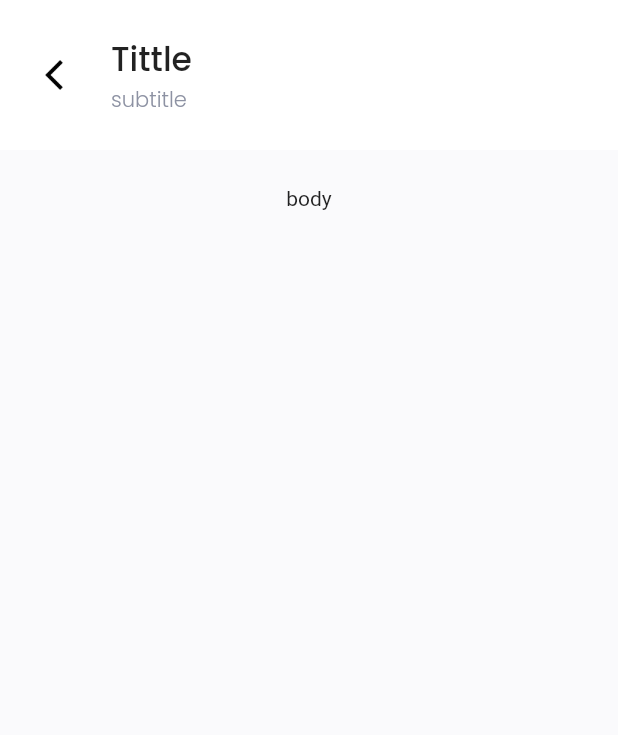
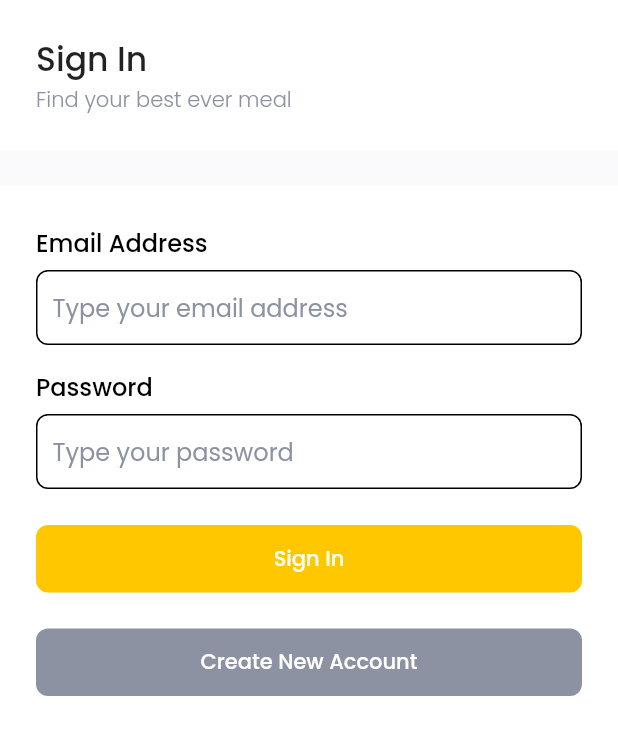
Before and after one commit to fathulaziss/flutter-food-market-app, a Flutter app: the screen it shows after launch, on a phone screen of 412 x 824 dp. Shown: the top 735 px of the screen. Run offline on Flutter 3.47's test engine with Material 2 defaults, Android fonts, the phone set to English and light mode, and no system bars; our stand-ins replace flutter_spinkit, google_fonts, supercharged.

Commit message:
[Muhamad Fathul Azis]
modify general page and adding SignIn page

```diff
--- a/lib/main.dart
+++ b/lib/main.dart
@@ -10,10 +10,7 @@ class MyApp extends StatelessWidget {
   Widget build(BuildContext context) {
     return MaterialApp(
       debugShowCheckedModeBanner: false,
-      home: GeneralPage(
-        onBackButtonPressed: () {},
-        child: Text("body"),
-      ),
+      home: SignInPage(),
     );
   }
 }
--- a/lib/shared/theme.dart
+++ b/lib/shared/theme.dart
@@ -4,5 +4,10 @@ Color mainColor = "FFC700".toColor();
 Color greyColor = "8D92A3".toColor();
 
 TextStyle greyFontStyle = GoogleFonts.poppins().copyWith(color: greyColor);
+TextStyle blackFontStyle1 = GoogleFonts.poppins()
+    .copyWith(color: Colors.black, fontSize: 22, fontWeight: FontWeight.w500);
+TextStyle blackFontStyle2 = GoogleFonts.poppins()
+    .copyWith(color: Colors.black, fontSize: 16, fontWeight: FontWeight.w500);
+TextStyle blackFontStyle3 = GoogleFonts.poppins().copyWith(color: Colors.black);
 
 const double defaultMargin = 24;
--- a/lib/ui/pages/general_page.dart
+++ b/lib/ui/pages/general_page.dart
@@ -24,7 +24,7 @@ class GeneralPage extends StatelessWidget {
           ),
           SafeArea(
               child: Container(
-            color: backColor ?? "FAFAFC".toColor(),
+            color: backColor ?? Colors.white,
           )),
           SafeArea(
             child: ListView(
@@ -32,7 +32,6 @@ class GeneralPage extends StatelessWidget {
                 Column(
                   children: [
                     Container(
-                      margin: EdgeInsets.only(bottom: defaultMargin),
                       padding: EdgeInsets.symmetric(horizontal: defaultMargin),
                       width: double.infinity,
                       height: 100,
@@ -70,6 +69,11 @@ class GeneralPage extends StatelessWidget {
                         ],
                       ),
                     ),
+                    Container(
+                      height: defaultMargin,
+                      width: double.infinity,
+                      color: "FAFAFC".toColor(),
+                    ),
                     child ?? SizedBox()
                   ],
                 ),
--- a/lib/ui/pages/pages.dart
+++ b/lib/ui/pages/pages.dart
@@ -1,7 +1,9 @@
 import 'package:flutter/cupertino.dart';
 import 'package:flutter/material.dart';
 import 'package:flutter_food_market_app/shared/shared.dart';
+import 'package:flutter_spinkit/flutter_spinkit.dart';
 import 'package:google_fonts/google_fonts.dart';
 import 'package:supercharged/supercharged.dart';
 
 part 'general_page.dart';
+part 'sign_in_page.dart';
--- /dev/null
+++ b/lib/ui/pages/sign_in_page.dart
@@ -0,0 +1,121 @@
+part of 'pages.dart';
+
+class SignInPage extends StatefulWidget {
+  @override
+  _SignInPageState createState() => _SignInPageState();
+}
+
+class _SignInPageState extends State<SignInPage> {
+  @override
+  Widget build(BuildContext context) {
+    TextEditingController emailController = TextEditingController();
+    TextEditingController passwordController = TextEditingController();
+    bool isLoading = false;
+
+    return GeneralPage(
+      title: 'Sign In',
+      subtitle: "Find your best ever meal",
+      child: Column(
+        crossAxisAlignment: CrossAxisAlignment.start,
+        children: [
+          Container(
+            margin: EdgeInsets.fromLTRB(defaultMargin, 26, defaultMargin, 6),
+            child: Text(
+              "Email Address",
+              style: blackFontStyle2,
+            ),
+          ),
+          Container(
+            width: double.infinity,
+            margin: EdgeInsets.symmetric(
+                horizontal:
+                    defaultMargin), //margin utk memberi batas container dg layar hp
+            padding: EdgeInsets.symmetric(
+                horizontal:
+                    10), // padding utk memberi batas text input dg batas container
+            decoration: BoxDecoration(
+                borderRadius: BorderRadius.circular(8),
+                border: Border.all(color: Colors.black)),
+            child: TextField(
+              controller: emailController,
+              decoration: InputDecoration(
+                  border: InputBorder.none,
+                  hintStyle: greyFontStyle,
+                  hintText: 'Type your email address'),
+            ),
+          ),
+          Container(
+            margin: EdgeInsets.fromLTRB(defaultMargin, 16, defaultMargin, 6),
+            child: Text(
+              "Password",
+              style: blackFontStyle2,
+            ),
+          ),
+          Container(
+            width: double.infinity,
+            margin: EdgeInsets.symmetric(
+                horizontal:
+                    defaultMargin), //margin utk memberi batas container dg layar hp
+            padding: EdgeInsets.symmetric(
+                horizontal:
+                    10), // padding utk memberi batas text input dg batas container
+            decoration: BoxDecoration(
+                borderRadius: BorderRadius.circular(8),
+                border: Border.all(color: Colors.black)),
+            child: TextField(
+              controller: passwordController,
+              decoration: InputDecoration(
+                  border: InputBorder.none,
+                  hintStyle: greyFontStyle,
+                  hintText: 'Type your password'),
+            ),
+          ),
+          Container(
+              width: double.infinity,
+              margin: EdgeInsets.only(top: 24),
+              height: 45,
+              padding: EdgeInsets.symmetric(horizontal: defaultMargin),
+              child: isLoading
+                  ? SpinKitFadingCircle(
+                      size: 45,
+                      color: mainColor,
+                    )
+                  : RaisedButton(
+                      onPressed: () {},
+                      elevation: 0,
+                      shape: RoundedRectangleBorder(
+                          borderRadius: BorderRadius.circular(8)),
+                      color: mainColor,
+                      child: Text('Sign In',
+                          style: GoogleFonts.poppins(
+                            color: Colors.white,
+                            fontWeight: FontWeight.w500,
+                          )),
+                    )),
+          Container(
+              width: double.infinity,
+              margin: EdgeInsets.only(top: 24),
+              height: 45,
+              padding: EdgeInsets.symmetric(horizontal: defaultMargin),
+              child: isLoading
+                  ? SpinKitFadingCircle(
+                      size: 45,
+                      color: mainColor,
+                    )
+                  : RaisedButton(
+                      onPressed: () {},
+                      elevation: 0,
+                      shape: RoundedRectangleBorder(
+                          borderRadius: BorderRadius.circular(8)),
+                      color: greyColor,
+                      child: Text('Create New Account',
+                          style: GoogleFonts.poppins(
+                            color: Colors.white,
+                            fontWeight: FontWeight.w500,
+                          )),
+                    ))
+        ],
+      ),
+    );
+  }
+}
--- a/pubspec.yaml
+++ b/pubspec.yaml
@@ -25,6 +25,7 @@ dependencies:
     sdk: flutter
   cupertino_icons: ^0.1.3
   flutter_bloc: ^6.1.1
+  flutter_spinkit: ^4.1.2+1
   google_fonts: ^1.1.1
   supercharged: ^1.11.1
 
```
Also changed, not shown: pubspec.lock.
